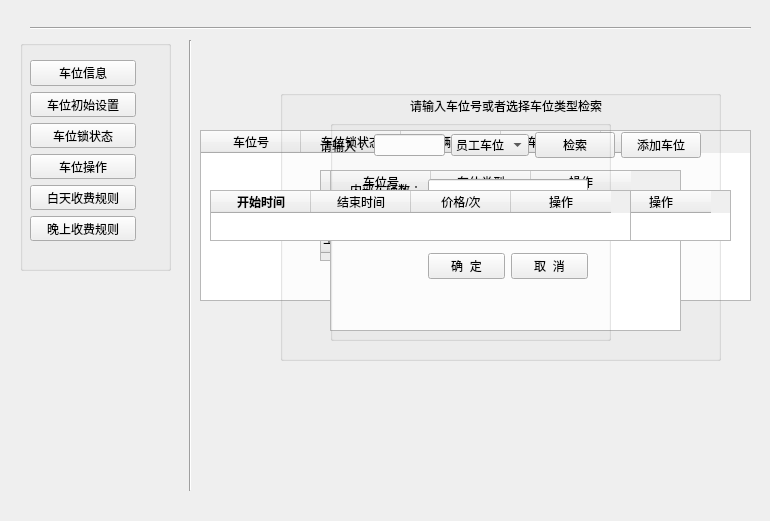
This is Python_tensorflow_LicensePlate/front/seatManage.ui in handsomeyaqiang/plate_number_of_company_parking_lot as Qt 5 draws it before an edit. The edited form follows.
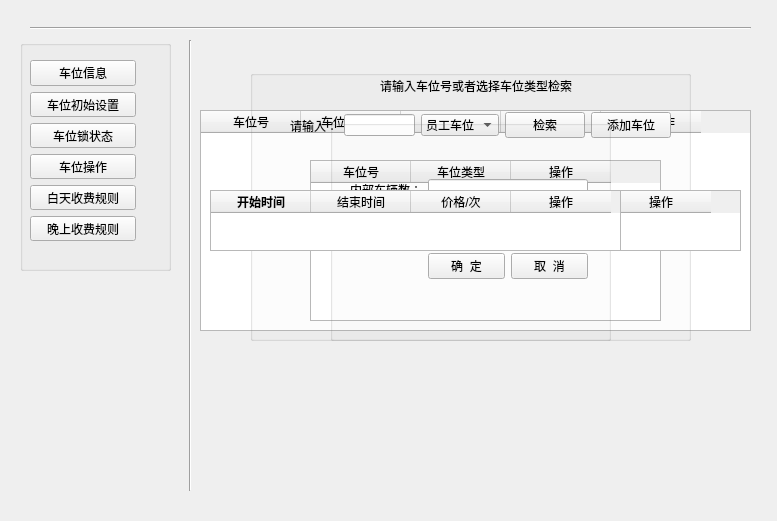
This is the edited form.

Commit message: 车位管理布局微调，所有数据调整成了居中显示，车位操作的查询表格默认设为隐藏， 点击查询显示，所有表格除去了行的表头显示，调整了数据显示的字体背景 ，

What changed in the file:
```diff
--- a/Python_tensorflow_LicensePlate/front/seatManage.ui
+++ b/Python_tensorflow_LicensePlate/front/seatManage.ui
@@ -6,7 +6,7 @@
    <rect>
     <x>0</x>
     <y>0</y>
-    <width>770</width>
+    <width>777</width>
     <height>521</height>
    </rect>
   </property>
@@ -123,9 +123,9 @@
    <property name="geometry">
     <rect>
      <x>200</x>
-     <y>130</y>
+     <y>110</y>
      <width>551</width>
-     <height>171</height>
+     <height>221</height>
     </rect>
    </property>
    <column>
@@ -192,8 +192,8 @@
   <widget class="QGroupBox" name="groupBox_2">
    <property name="geometry">
     <rect>
-     <x>280</x>
-     <y>90</y>
+     <x>250</x>
+     <y>70</y>
      <width>441</width>
      <height>271</height>
     </rect>
@@ -204,8 +204,8 @@
    <widget class="QTableWidget" name="tableWidget_4">
     <property name="geometry">
      <rect>
-      <x>50</x>
-      <y>80</y>
+      <x>60</x>
+      <y>90</y>
       <width>351</width>
       <height>161</height>
      </rect>
@@ -358,8 +358,8 @@
     <rect>
      <x>210</x>
      <y>190</y>
-     <width>521</width>
-     <height>51</height>
+     <width>531</width>
+     <height>61</height>
     </rect>
    </property>
    <column>
@@ -393,8 +393,8 @@
     <rect>
      <x>210</x>
      <y>190</y>
-     <width>421</width>
-     <height>51</height>
+     <width>411</width>
+     <height>61</height>
     </rect>
    </property>
    <column>
```
The commit also changes 2 other files.
